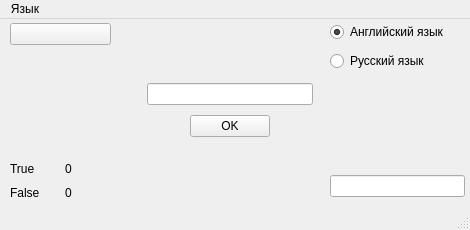
Qt form Morze/mainwindow2.ui (akbarshar1pov/morze) before a commit.
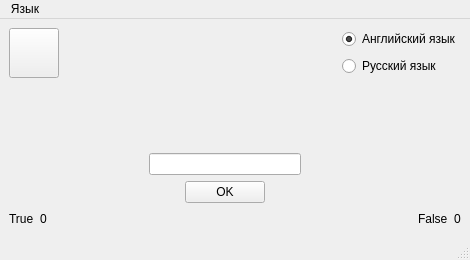
The same form after that commit. Icons and pictures are not drawn.

Patch:
```diff
--- a/Morze/mainwindow2.ui
+++ b/Morze/mainwindow2.ui
@@ -7,7 +7,7 @@
     <x>0</x>
     <y>0</y>
     <width>470</width>
-    <height>230</height>
+    <height>260</height>
    </rect>
   </property>
   <property name="minimumSize">
@@ -16,12 +16,6 @@
     <height>230</height>
    </size>
   </property>
-  <property name="maximumSize">
-   <size>
-    <width>470</width>
-    <height>230</height>
-   </size>
-  </property>
   <property name="windowTitle">
    <string>MainWindow</string>
   </property>
@@ -36,66 +30,21 @@
    </size>
   </property>
   <widget class="QWidget" name="centralwidget">
-   <widget class="QWidget" name="layoutWidget">
-    <property name="geometry">
-     <rect>
-      <x>10</x>
-      <y>140</y>
-      <width>104</width>
-      <height>43</height>
-     </rect>
-    </property>
-    <layout class="QHBoxLayout" name="horizontalLayout_2">
+   <layout class="QGridLayout" name="gridLayout">
+    <item row="0" column="0">
+     <layout class="QVBoxLayout" name="verticalLayout">
      <item>
-      <layout class="QVBoxLayout" name="verticalLayout_5">
+       <layout class="QHBoxLayout" name="horizontalLayout_7">
        <item>
-        <widget class="QLabel" name="TRUE">
-         <property name="text">
-          <string>True</string>
-         </property>
-        </widget>
-       </item>
-       <item>
-        <widget class="QLabel" name="FALSE">
-         <property name="text">
-          <string>False</string>
-         </property>
-        </widget>
-       </item>
-      </layout>
-     </item>
-     <item>
-      <layout class="QVBoxLayout" name="verticalLayout_6">
-       <item>
-        <widget class="QLabel" name="_True">
-         <property name="text">
-          <string>0</string>
-         </property>
-        </widget>
-       </item>
-       <item>
-        <widget class="QLabel" name="_False">
-         <property name="text">
-          <string>0</string>
-         </property>
-        </widget>
-       </item>
-      </layout>
-     </item>
-    </layout>
-   </widget>
-   <widget class="QWidget" name="layoutWidget">
-    <property name="geometry">
-     <rect>
-      <x>10</x>
-      <y>0</y>
-      <width>101</width>
-      <height>31</height>
-     </rect>
-    </property>
     <layout class="QHBoxLayout" name="horizontalLayout_4">
      <item>
       <widget class="QPushButton" name="Replay">
+            <property name="minimumSize">
+             <size>
+              <width>50</width>
+              <height>50</height>
+             </size>
+            </property>
        <property name="text">
         <string/>
        </property>
@@ -109,16 +58,21 @@
       </widget>
      </item>
     </layout>
-   </widget>
-   <widget class="QWidget" name="layoutWidget">
-    <property name="geometry">
-     <rect>
-      <x>330</x>
-      <y>0</y>
-      <width>152</width>
-      <height>57</height>
-     </rect>
-    </property>
+        </item>
+        <item>
+         <spacer name="horizontalSpacer_7">
+          <property name="orientation">
+           <enum>Qt::Horizontal</enum>
+          </property>
+          <property name="sizeHint" stdset="0">
+           <size>
+            <width>40</width>
+            <height>20</height>
+           </size>
+          </property>
+         </spacer>
+        </item>
+        <item>
     <layout class="QVBoxLayout" name="verticalLayout_7">
      <item>
       <widget class="QRadioButton" name="EngLan">
@@ -146,31 +100,10 @@
       </widget>
      </item>
     </layout>
-   </widget>
-   <widget class="QWidget" name="layoutWidget">
-    <property name="geometry">
-     <rect>
-      <x>330</x>
-      <y>152</y>
-      <width>135</width>
-      <height>31</height>
-     </rect>
-    </property>
-    <layout class="QVBoxLayout" name="verticalLayout_8">
-     <item>
-      <widget class="QLineEdit" name="otvet"/>
-     </item>
-    </layout>
-   </widget>
-   <widget class="QWidget" name="layoutWidget">
-    <property name="geometry">
-     <rect>
-      <x>-20</x>
-      <y>60</y>
-      <width>501</width>
-      <height>63</height>
-     </rect>
-    </property>
+        </item>
+       </layout>
+      </item>
+      <item>
     <layout class="QHBoxLayout" name="horizontalLayout">
      <item>
       <spacer name="horizontalSpacer_3">
@@ -188,7 +121,18 @@
      <item>
       <layout class="QVBoxLayout" name="verticalLayout_9">
        <item>
-        <widget class="QLineEdit" name="_TEXT"/>
+           <widget class="QLabel" name="question">
+            <property name="text">
+             <string/>
+            </property>
+           </widget>
+          </item>
+          <item>
+           <widget class="QLineEdit" name="answer">
+            <property name="enabled">
+             <bool>true</bool>
+            </property>
+           </widget>
        </item>
        <item>
         <layout class="QHBoxLayout" name="horizontalLayout_5">
@@ -246,7 +190,70 @@
       </spacer>
      </item>
     </layout>
-   </widget>
+      </item>
+      <item>
+       <layout class="QHBoxLayout" name="horizontalLayout_3">
+        <item>
+         <layout class="QHBoxLayout" name="horizontalLayout_2">
+          <item>
+           <layout class="QVBoxLayout" name="verticalLayout_5">
+            <item>
+             <widget class="QLabel" name="TRUE">
+              <property name="text">
+               <string>True</string>
+              </property>
+             </widget>
+            </item>
+           </layout>
+          </item>
+          <item>
+           <widget class="QLabel" name="_True">
+            <property name="text">
+             <string>0</string>
+            </property>
+           </widget>
+          </item>
+         </layout>
+        </item>
+        <item>
+         <spacer name="horizontalSpacer_5">
+          <property name="orientation">
+           <enum>Qt::Horizontal</enum>
+          </property>
+          <property name="sizeHint" stdset="0">
+           <size>
+            <width>500</width>
+            <height>20</height>
+           </size>
+          </property>
+         </spacer>
+        </item>
+        <item>
+         <layout class="QVBoxLayout" name="verticalLayout_6">
+          <item>
+           <widget class="QLabel" name="FALSE">
+            <property name="text">
+             <string>False</string>
+            </property>
+           </widget>
+          </item>
+         </layout>
+        </item>
+        <item>
+         <widget class="QLabel" name="_False">
+          <property name="text">
+           <string>0</string>
+          </property>
+         </widget>
+        </item>
+        <item>
+         <layout class="QVBoxLayout" name="verticalLayout_8"/>
+        </item>
+       </layout>
+      </item>
+     </layout>
+    </item>
+   </layout>
   </widget>
   <widget class="QStatusBar" name="statusbar"/>
   <widget class="QMenuBar" name="menubar">
```
Left out of the diff: 10 changed lines with no effect on the pictures. Lines whose indentation alone changed are shown as unchanged.
